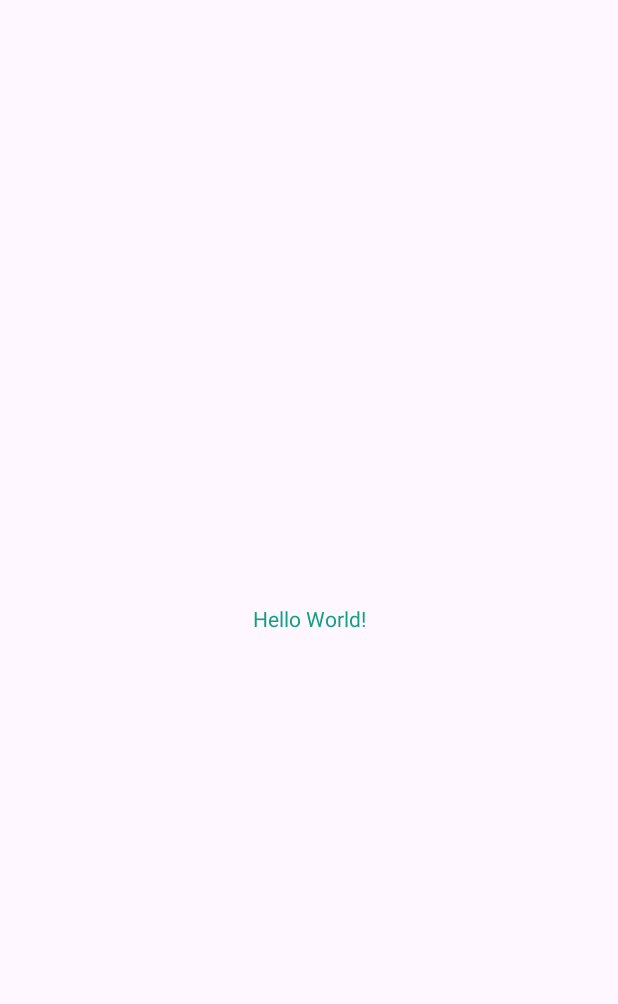
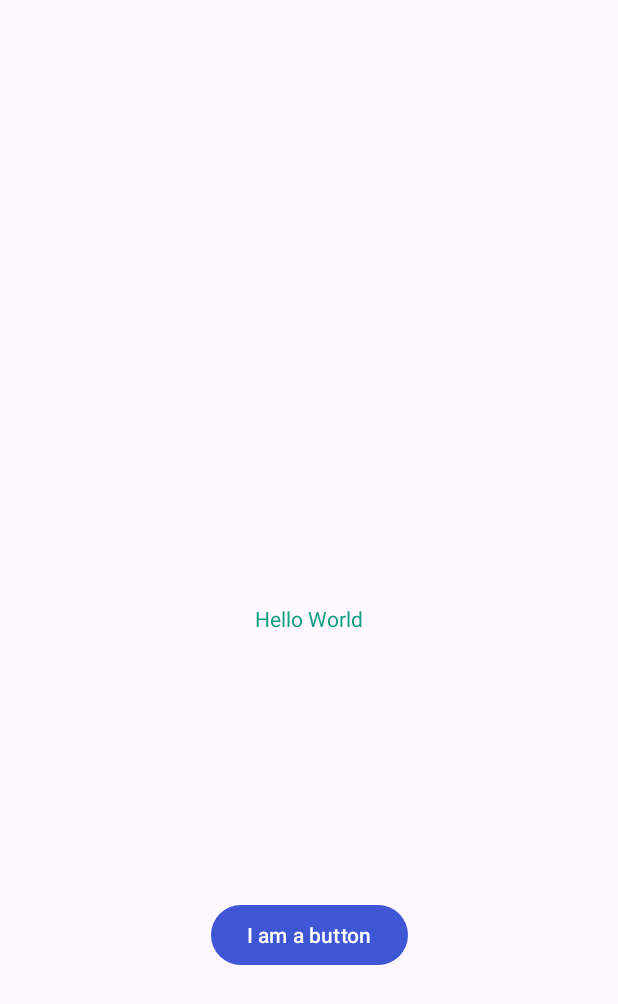
Before and after one commit to Mhr-t/Mihir_Android_Labs, an Android app: the screen it shows after launch (MainActivity), on a phone screen of 412 x 824 dp. Before the commit the part shown is almost empty. Shown: the top 1004 px of the screen. Run offline under Robolectric (Android 15) with nearby library versions, the phone set to English and light mode, and no system bars.

Commit message:
Third Commit added a button and gujarati language support.

```diff
--- a/app/src/main/res/layout/activity_main.xml
+++ b/app/src/main/res/layout/activity_main.xml
@@ -10,10 +10,22 @@
         android:id="@+id/textView"
         android:layout_width="wrap_content"
         android:layout_height="wrap_content"
-        android:text="Hello World!"
+        android:text="@string/hello_message"
         app:layout_constraintBottom_toBottomOf="parent"
         app:layout_constraintEnd_toEndOf="parent"
         app:layout_constraintStart_toStartOf="parent"
         app:layout_constraintTop_toTopOf="parent" />
 
+    <Button
+        android:id="@+id/button"
+        android:layout_width="wrap_content"
+        android:layout_height="wrap_content"
+        android:text="@string/button_message"
+        app:layout_constraintBottom_toBottomOf="parent"
+        app:layout_constraintEnd_toEndOf="parent"
+        app:layout_constraintHorizontal_bias="0.5"
+        app:layout_constraintStart_toStartOf="parent"
+        app:layout_constraintTop_toBottomOf="@+id/textView"
+        app:layout_constraintVertical_bias="0.5" />
+
 </androidx.constraintlayout.widget.ConstraintLayout>
--- a/app/src/main/res/values/strings.xml
+++ b/app/src/main/res/values/strings.xml
@@ -1,4 +1,6 @@
 <resources>
     <string name="app_name">Mihir\'s Android Labs</string>
+    <string name="hello_message">Hello World</string>
+    <string name="button_message">I am a button</string>
 
 </resources>
```
